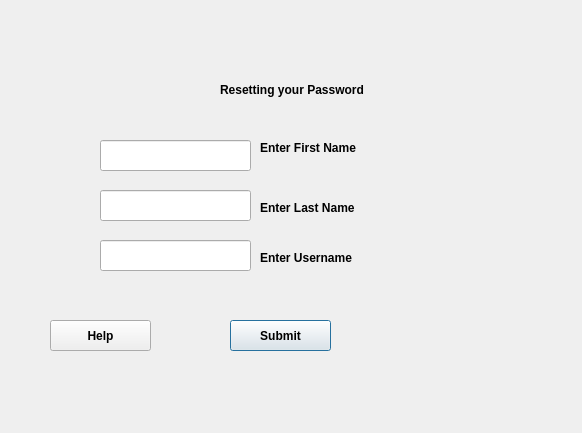
Qt form TicTacToe/resetpassword.ui (Amatarasu/A-Team) before a commit.
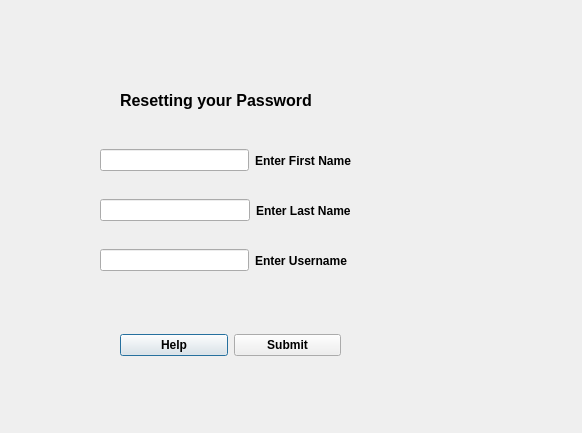
The same form after that commit.

Commit message: fixed several errors and align UI as well as code clean up

Patch:
```diff
--- a/TicTacToe/resetpassword.ui
+++ b/TicTacToe/resetpassword.ui
@@ -16,14 +16,15 @@
   <widget class="QLabel" name="settngPasswordTitle">
    <property name="geometry">
     <rect>
-     <x>220</x>
+     <x>120</x>
      <y>80</y>
-     <width>171</width>
-     <height>20</height>
+     <width>281</width>
+     <height>41</height>
     </rect>
    </property>
    <property name="font">
     <font>
+     <pointsize>12</pointsize>
      <weight>75</weight>
      <bold>true</bold>
     </font>
@@ -32,25 +33,21 @@
     <string>Resetting your Password</string>
    </property>
   </widget>
-  <widget class="QLineEdit" name="resetFirstNameInput">
+  <widget class="QWidget" name="">
    <property name="geometry">
     <rect>
      <x>100</x>
      <y>140</y>
-     <width>151</width>
-     <height>31</height>
+     <width>251</width>
+     <height>41</height>
     </rect>
    </property>
-  </widget>
+   <layout class="QHBoxLayout" name="horizontalLayout">
+    <item>
+     <widget class="QLineEdit" name="resetFirstNameInput"/>
+    </item>
+    <item>
   <widget class="QLabel" name="label">
-   <property name="geometry">
-    <rect>
-     <x>260</x>
-     <y>140</y>
-     <width>101</width>
-     <height>16</height>
-    </rect>
-   </property>
    <property name="font">
     <font>
      <weight>75</weight>
@@ -61,25 +58,24 @@
     <string>Enter First Name</string>
    </property>
   </widget>
-  <widget class="QLineEdit" name="resetLastName">
+    </item>
+   </layout>
+  </widget>
+  <widget class="QWidget" name="">
    <property name="geometry">
     <rect>
      <x>100</x>
      <y>190</y>
-     <width>151</width>
-     <height>31</height>
+     <width>251</width>
+     <height>41</height>
     </rect>
    </property>
-  </widget>
+   <layout class="QHBoxLayout" name="horizontalLayout_2">
+    <item>
+     <widget class="QLineEdit" name="resetLastName"/>
+    </item>
+    <item>
   <widget class="QLabel" name="label_2">
-   <property name="geometry">
-    <rect>
-     <x>260</x>
-     <y>200</y>
-     <width>111</width>
-     <height>16</height>
-    </rect>
-   </property>
    <property name="font">
     <font>
      <weight>75</weight>
@@ -90,25 +86,24 @@
     <string>Enter Last Name</string>
    </property>
   </widget>
-  <widget class="QLineEdit" name="resetUserName">
+    </item>
+   </layout>
+  </widget>
+  <widget class="QWidget" name="">
    <property name="geometry">
     <rect>
      <x>100</x>
      <y>240</y>
-     <width>151</width>
-     <height>31</height>
+     <width>251</width>
+     <height>41</height>
     </rect>
    </property>
-  </widget>
+   <layout class="QHBoxLayout" name="horizontalLayout_3">
+    <item>
+     <widget class="QLineEdit" name="resetUserName"/>
+    </item>
+    <item>
   <widget class="QLabel" name="label_3">
-   <property name="geometry">
-    <rect>
-     <x>260</x>
-     <y>250</y>
-     <width>151</width>
-     <height>16</height>
-    </rect>
-   </property>
    <property name="font">
     <font>
      <weight>75</weight>
@@ -119,34 +114,21 @@
     <string>Enter Username </string>
    </property>
   </widget>
-  <widget class="QPushButton" name="resetSubmitButton">
+    </item>
+   </layout>
+  </widget>
+  <widget class="QWidget" name="">
    <property name="geometry">
     <rect>
-     <x>230</x>
-     <y>320</y>
-     <width>101</width>
-     <height>31</height>
+     <x>120</x>
+     <y>310</y>
+     <width>221</width>
+     <height>71</height>
     </rect>
    </property>
-   <property name="font">
-    <font>
-     <weight>75</weight>
-     <bold>true</bold>
-    </font>
-   </property>
-   <property name="text">
-    <string>Submit</string>
-   </property>
-  </widget>
+   <layout class="QHBoxLayout" name="horizontalLayout_4">
+    <item>
   <widget class="QPushButton" name="resetHelpButton">
-   <property name="geometry">
-    <rect>
-     <x>50</x>
-     <y>320</y>
-     <width>101</width>
-     <height>31</height>
-    </rect>
-   </property>
    <property name="font">
     <font>
      <weight>75</weight>
@@ -157,6 +139,22 @@
     <string>Help</string>
    </property>
   </widget>
+    </item>
+    <item>
+     <widget class="QPushButton" name="resetSubmitButton">
+      <property name="font">
+       <font>
+        <weight>75</weight>
+        <bold>true</bold>
+       </font>
+      </property>
+      <property name="text">
+       <string>Submit</string>
+      </property>
+     </widget>
+    </item>
+   </layout>
+  </widget>
  </widget>
  <tabstops>
   <tabstop>resetFirstNameInput</tabstop>
```
Left out of the diff: 1 changed line with no effect on the pictures. Lines whose indentation alone changed are shown as unchanged. The commit also changes 5 other files.
